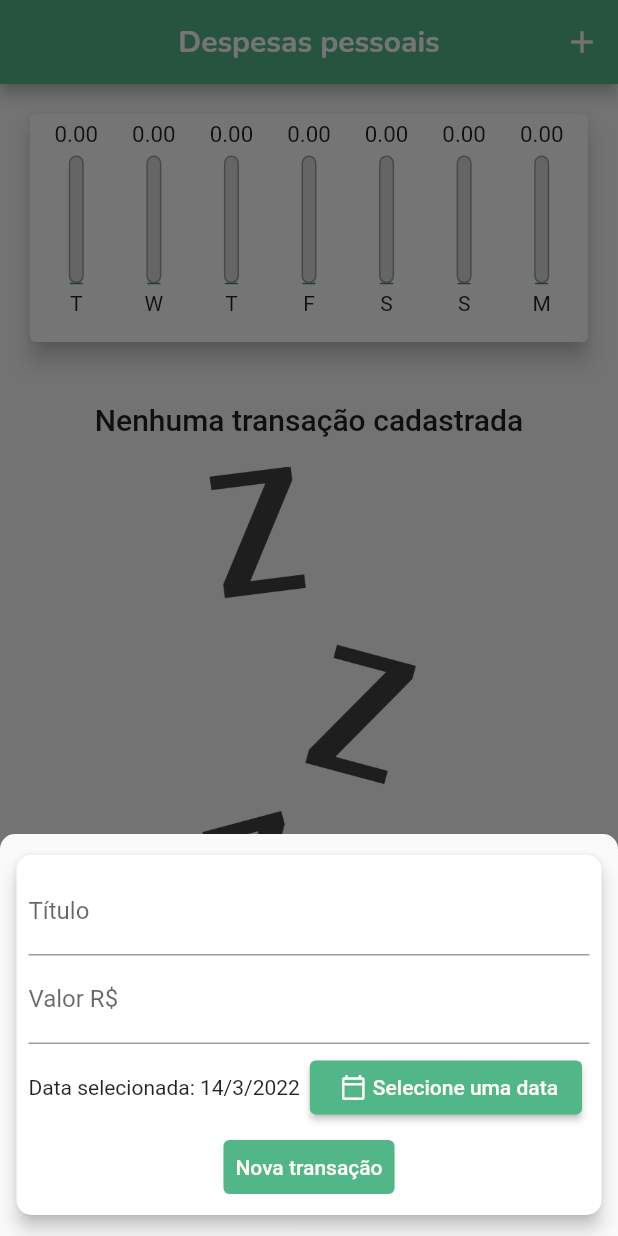
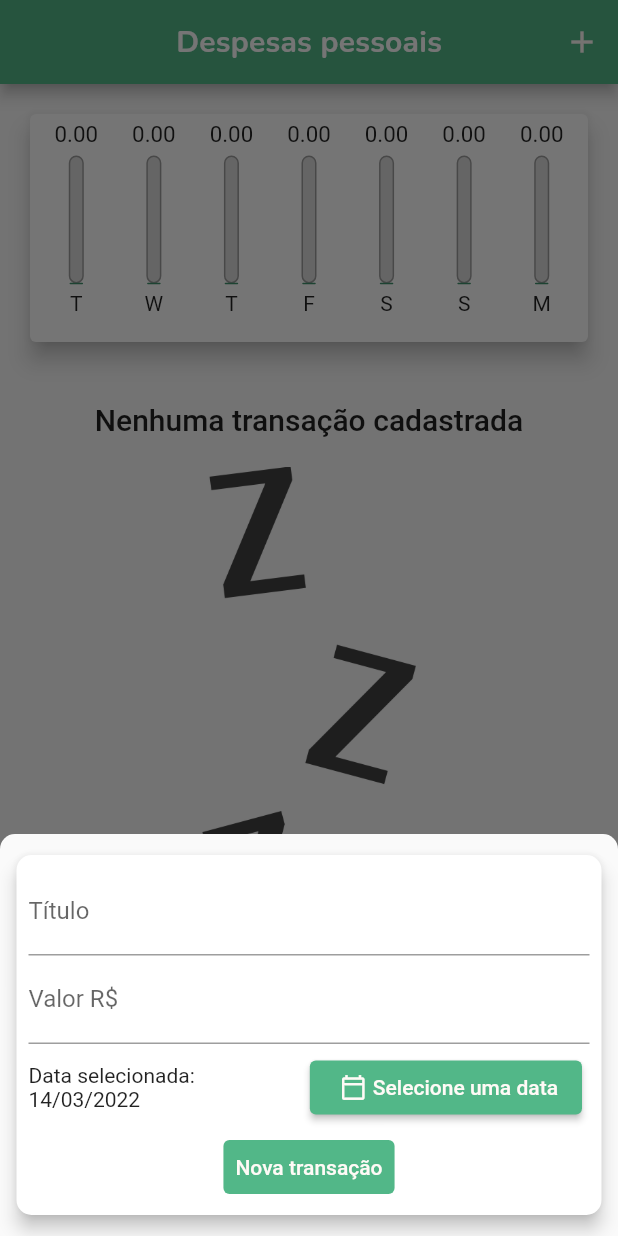
Before and after one commit to 5gMurilo/despesasPessoais, a Flutter app: the screen it shows after launch, after a tap on the "add" icon, on a phone screen of 412 x 824 dp. Run offline on Flutter 3.47's test engine with Material 2 defaults, Android fonts, the phone set to English and light mode, and no system bars.

Commit message:
:construction: adaptative datePicker implemented

```diff
--- a/lib/components/adaptative_button.dart
+++ b/lib/components/adaptative_button.dart
@@ -6,7 +6,9 @@ class AdaptativeButton extends StatelessWidget {
   final String label;
   final VoidCallback onPressed;
 
-  AdaptativeButton({required this.label, required this.onPressed});
+  const AdaptativeButton(
+      {Key? key, required this.label, required this.onPressed})
+      : super(key: key);
 
   @override
   Widget build(BuildContext context) {
--- /dev/null
+++ b/lib/components/adaptative_date_picker.dart
@@ -0,0 +1,68 @@
+import 'dart:io';
+import 'package:flutter/cupertino.dart';
+import 'package:flutter/material.dart';
+import 'package:intl/intl.dart';
+
+class AdaptativeDatePicker extends StatelessWidget {
+  final DateTime selectedDate;
+  final Function(DateTime) onDateChange;
+
+  _showDatePicker(BuildContext context) {
+    showDatePicker(
+            context: context,
+            initialDate: DateTime.now(),
+            firstDate: DateTime(2020),
+            lastDate: DateTime.now())
+        .then((pickedDate) {
+      if (pickedDate == null) {
+        return;
+      }
+
+      onDateChange(pickedDate);
+    });
+  }
+
+  const AdaptativeDatePicker(
+      {Key? key, required this.selectedDate, required this.onDateChange})
+      : super(key: key);
+
+  @override
+  Widget build(BuildContext context) {
+    return Platform.isIOS
+        ? SizedBox(
+            height: 180,
+            child: CupertinoDatePicker(
+              mode: CupertinoDatePickerMode.date,
+              onDateTimeChanged: onDateChange,
+              initialDateTime: DateTime.now(),
+              minimumDate: DateTime(2020),
+              maximumDate: DateTime.now(),
+            ))
+        : SizedBox(
+            child: Row(
+            children: <Widget>[
+              Expanded(
+                  child: Text(
+                      'Data selecionada: ${DateFormat('d/MM/y').format(selectedDate)}')),
+              Container(
+                margin: const EdgeInsets.all(5),
+                child: ElevatedButton(
+                  onPressed: () => _showDatePicker(context),
+                  child: Row(
+                    children: [
+                      Container(
+                        margin: const EdgeInsets.all(4),
+                        child: const Icon(
+                          Icons.calendar_today_outlined,
+                          size: 18,
+                        ),
+                      ),
+                      const Text('Selecione uma data')
+                    ],
+                  ),
+                ),
+              ),
+            ],
+          ));
+  }
+}
--- a/lib/components/adaptative_textfield.dart
+++ b/lib/components/adaptative_textfield.dart
@@ -11,12 +11,13 @@ class AdaptativeTextField extends StatelessWidget {
   final TextEditingController controller;
   final TextInputType? inputType;
 
-  AdaptativeTextField({
+  const AdaptativeTextField({
+    Key? key,
     required this.label,
     required this.onSubmitted,
     required this.controller,
     required this.inputType,
-  });
+  }) : super(key: key);
 
   @override
   Widget build(BuildContext context) {
@@ -30,7 +31,7 @@ class AdaptativeTextField extends StatelessWidget {
               onSubmitted: (_) => onSubmitted,
               keyboardType: inputType,
               placeholder: label,
-              padding: EdgeInsets.symmetric(
+              padding: const EdgeInsets.symmetric(
                 horizontal: 6,
                 vertical: 12,
               ),
--- a/lib/components/chart.dart
+++ b/lib/components/chart.dart
@@ -4,7 +4,7 @@ import 'package:flutter/material.dart';
 import 'package:intl/intl.dart';
 
 class Chart extends StatelessWidget {
-  const Chart(this.recentTransactions);
+  const Chart(this.recentTransactions, {Key? key}) : super(key: key);
 
   final List<Transaction> recentTransactions;
 
@@ -43,10 +43,11 @@ class Chart extends StatelessWidget {
 
   @override
   Widget build(BuildContext context) {
+    print('build() chart');
     groupedTransactions;
     return Card(
       elevation: 6,
-      margin: EdgeInsets.all(20),
+      margin: const EdgeInsets.all(20),
       child: Padding(
         padding: const EdgeInsets.all(5.0),
         child: Row(
--- a/lib/components/chart_bar.dart
+++ b/lib/components/chart_bar.dart
@@ -13,6 +13,7 @@ class ChartBar extends StatelessWidget {
 
   @override
   Widget build(BuildContext context) {
+    print('build() chartbar');
     return LayoutBuilder(
       builder: (context, constraints) {
         return Column(
--- a/lib/components/transaction_form.dart
+++ b/lib/components/transaction_form.dart
@@ -1,4 +1,5 @@
 import 'package:despesas_pessoais/components/adaptative_button.dart';
+import 'package:despesas_pessoais/components/adaptative_date_picker.dart';
 import 'package:despesas_pessoais/components/adaptative_textfield.dart';
 import 'package:flutter/material.dart';
 import 'package:flutter/services.dart';
@@ -6,7 +7,7 @@ import 'package:intl/intl.dart';
 
 class TransactionForm extends StatefulWidget {
   final void Function(String, double, DateTime) onSubmit;
-  TransactionForm(this.onSubmit);
+  const TransactionForm(this.onSubmit, {Key? key}) : super(key: key);
 
   @override
   State<TransactionForm> createState() => _TransactionFormState();
@@ -27,19 +28,6 @@ class _TransactionFormState extends State<TransactionForm> {
     }
 
     widget.onSubmit(title, value, date);
-  }
-
-  _showDatePicker() {
-    showDatePicker(
-            context: context,
-            initialDate: DateTime.now(),
-            firstDate: DateTime(2020),
-            lastDate: DateTime.now())
-        .then((pickedDate) {
-      setState(() {
-        _selectedDate = pickedDate ?? DateTime.now();
-      });
-    });
   }
 
   @override
@@ -66,31 +54,13 @@ class _TransactionFormState extends State<TransactionForm> {
               onSubmitted: _submitform,
               label: 'Valor R\$',
             ),
-            Row(
-              children: [
-                Expanded(
-                    child: Text(
-                        'Data selecionada: ${DateFormat('d/M/y').format(_selectedDate)}')),
-                Container(
-                  margin: EdgeInsets.all(5),
-                  child: ElevatedButton(
-                    onPressed: _showDatePicker,
-                    child: Row(
-                      children: [
-                        Container(
-                          margin: const EdgeInsets.all(4),
-                          child: const Icon(
-                            Icons.calendar_today_outlined,
-                            size: 18,
-                          ),
-                        ),
-                        Text('Selecione uma data')
-                      ],
-                    ),
-                  ),
-                ),
-              ],
-            ),
+            AdaptativeDatePicker(
+                selectedDate: _selectedDate,
+                onDateChange: (newDate) {
+                  setState(() {
+                    _selectedDate = newDate;
+                  });
+                }),
             Row(
               mainAxisAlignment: MainAxisAlignment.center,
               crossAxisAlignment: CrossAxisAlignment.center,
--- a/lib/components/transaction_list.dart
+++ b/lib/components/transaction_list.dart
@@ -11,6 +11,7 @@ class TransactionList extends StatelessWidget {
 
   @override
   Widget build(BuildContext context) {
+    print('build() transactionList');
     final mediaQuery = MediaQuery.of(context);
     return transactions.isEmpty
         ? LayoutBuilder(
@@ -27,7 +28,7 @@ class TransactionList extends StatelessWidget {
                   const SizedBox(
                     height: 20,
                   ),
-                  Container(
+                  SizedBox(
                     height: constraints.maxHeight * 0.6,
                     child: Image.asset(
                       'assets/images/waiting.png',
@@ -45,7 +46,7 @@ class TransactionList extends StatelessWidget {
 
               return Card(
                 elevation: 5,
-                margin: EdgeInsets.symmetric(vertical: 5, horizontal: 8),
+                margin: const EdgeInsets.symmetric(vertical: 5, horizontal: 8),
                 child: ListTile(
                   leading: CircleAvatar(
                     radius: 30,
@@ -77,7 +78,7 @@ class TransactionList extends StatelessWidget {
                           ),
                         )
                       : IconButton(
-                          icon: Icon(Icons.delete_forever),
+                          icon: const Icon(Icons.delete_forever),
                           onPressed: () {
                             onRemove(transac.id);
                           },
--- a/lib/main.dart
+++ b/lib/main.dart
@@ -9,7 +9,7 @@ import 'components/transaction_form.dart';
 import 'components/transaction_list.dart';
 
 void main(List<String> args) {
-  runApp(ExpensesApp());
+  runApp(const ExpensesApp());
 }
 
 class ExpensesApp extends StatelessWidget {
@@ -71,7 +71,7 @@ class _MyHomePageState extends State<MyHomePage> {
   _openTansactionFormModal(BuildContext context) {
     showModalBottomSheet(
         context: context,
-        shape: RoundedRectangleBorder(
+        shape: const RoundedRectangleBorder(
             borderRadius: BorderRadius.vertical(top: Radius.circular(10))),
         isScrollControlled: true,
         builder: (_) {
@@ -111,8 +111,6 @@ class _MyHomePageState extends State<MyHomePage> {
 
   bool _showChart = false;
 
-  void seinao() {}
-
   Widget _getIconButton(IconData icon, VoidCallback fn) {
     return Platform.isIOS
         ? GestureDetector(onTap: fn, child: Icon(icon))
@@ -121,6 +119,7 @@ class _MyHomePageState extends State<MyHomePage> {
 
   @override
   Widget build(BuildContext context) {
+    print('build() _MyHomePageState');
     final mediaQuery = MediaQuery.of(context);
     bool isLandscape = mediaQuery.orientation == Orientation.landscape;
 
@@ -135,6 +134,7 @@ class _MyHomePageState extends State<MyHomePage> {
         style: const TextStyle(
           fontFamily: 'Nunito',
           fontWeight: FontWeight.bold,
+          letterSpacing: 0.18,
         ),
       ),
       backgroundColor: Theme.of(context).colorScheme.primary,
@@ -165,12 +165,12 @@ class _MyHomePageState extends State<MyHomePage> {
           crossAxisAlignment: CrossAxisAlignment.stretch,
           children: <Widget>[
             if (_showChart || !isLandscape)
-              Container(
+              SizedBox(
                 height: availableHeight * (isLandscape ? 0.7 : 0.25),
                 child: Chart(_recentTransactions),
               ),
             if (!_showChart || !isLandscape)
-              Container(
+              SizedBox(
                 height: availableHeight * (isLandscape ? 1 : 0.7),
                 child: TransactionList(_transactions, _removeTransaction),
               ),
@@ -182,7 +182,7 @@ class _MyHomePageState extends State<MyHomePage> {
     final actions = [
       IconButton(
         onPressed: () => _openTansactionFormModal(context),
-        icon: Icon(Icons.add),
+        icon: const Icon(Icons.add),
       ),
       if (isLandscape)
         IconButton(
@@ -191,7 +191,8 @@ class _MyHomePageState extends State<MyHomePage> {
               _showChart = !_showChart;
             });
           },
-          icon: _showChart ? Icon(Icons.list) : Icon(Icons.bar_chart),
+          icon:
+              _showChart ? const Icon(Icons.list) : const Icon(Icons.bar_chart),
         )
     ];
 
@@ -213,12 +214,12 @@ class _MyHomePageState extends State<MyHomePage> {
                 crossAxisAlignment: CrossAxisAlignment.stretch,
                 children: <Widget>[
                   if (_showChart || !isLandscape)
-                    Container(
+                    SizedBox(
                       height: availableHeight * (isLandscape ? 0.7 : 0.25),
                       child: Chart(_recentTransactions),
                     ),
                   if (!_showChart || !isLandscape)
-                    Container(
+                    SizedBox(
                       height: availableHeight * (isLandscape ? 1 : 0.7),
                       child: TransactionList(_transactions, _removeTransaction),
                     ),
@@ -228,7 +229,7 @@ class _MyHomePageState extends State<MyHomePage> {
             floatingActionButton: Platform.isIOS
                 ? Container()
                 : FloatingActionButton(
-                    child: Icon(Icons.add),
+                    child: const Icon(Icons.add),
                     onPressed: () => _openTansactionFormModal(context),
                   ),
             floatingActionButtonLocation:
```
Also changed, not shown: pubspec.lock, 1 other file.
